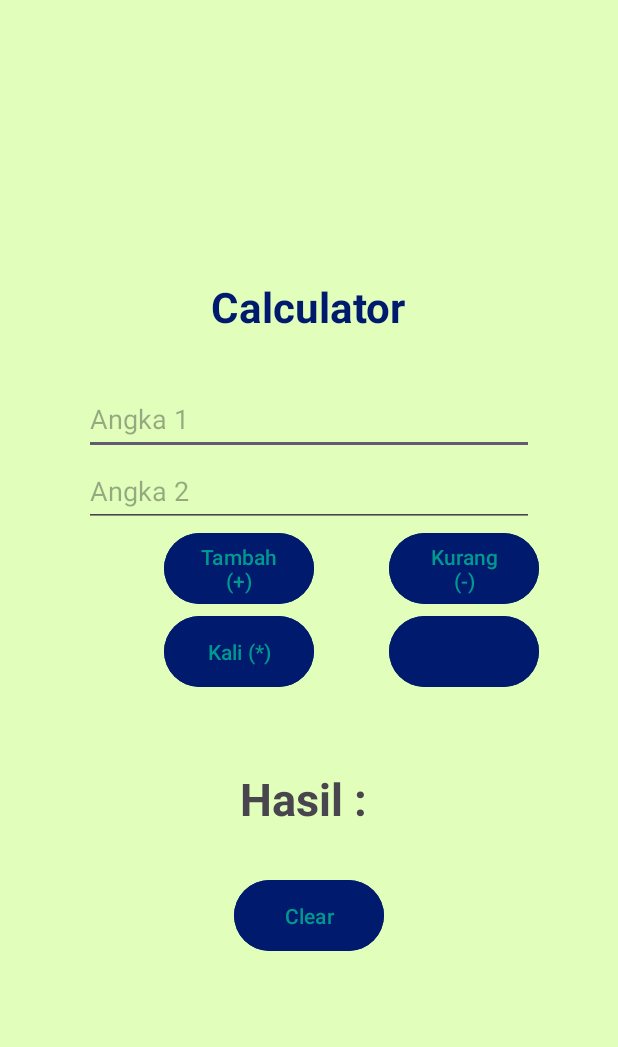
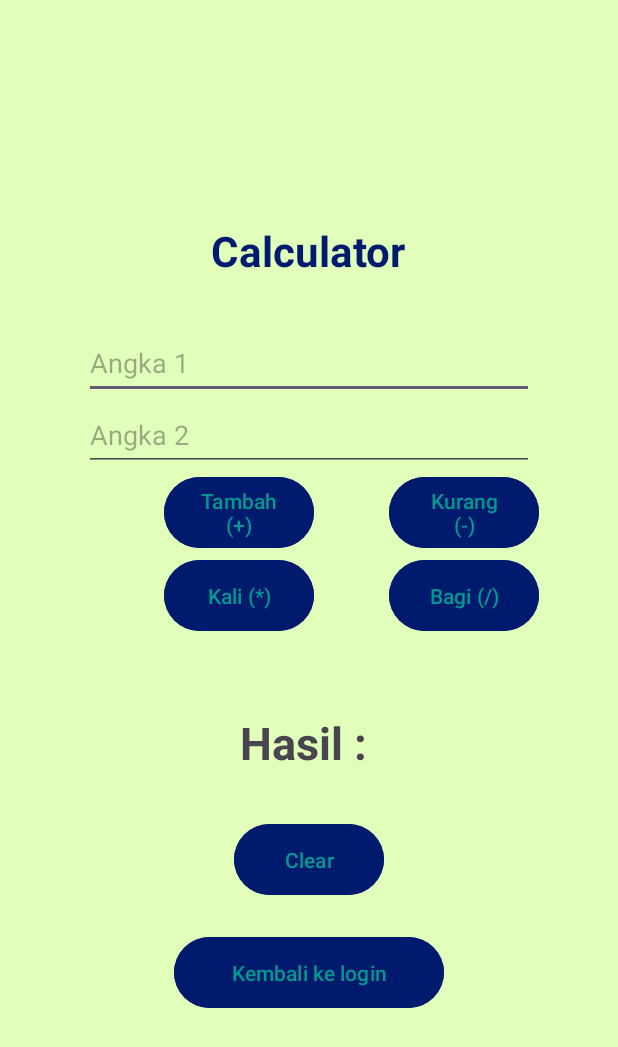
Before and after one commit to Fiqqar/Calculator-Java, an Android app: the MainActivity2 screen opened directly, with no data from a screen before it, on a phone screen of 412 x 824 dp. Shown: the top 1047 px of the screen. Run offline under Robolectric (Android 15) with nearby library versions, the phone set to English and light mode, and no system bars.

Commit message:
tambah button kembali ke login di MainActivity2

```diff
--- a/app/src/main/java/com/example/myapplication/MainActivity2.java
+++ b/app/src/main/java/com/example/myapplication/MainActivity2.java
@@ -1,5 +1,6 @@
 package com.example.myapplication;
 
+import android.content.Intent;
 import android.os.Bundle;
 import android.view.View;
 import android.widget.Button;
@@ -21,6 +22,7 @@ public class MainActivity2 extends AppCompatActivity {
     Button btnKali;
     Button btnBagi;
     Button btnClear;
+    Button btnBack;
     TextView txtHasil;
     @Override
     protected void onCreate(Bundle savedInstanceState) {
@@ -35,6 +37,7 @@ public class MainActivity2 extends AppCompatActivity {
         btnBagi = (Button) findViewById(R.id.btnBagi);
         btnClear = (Button) findViewById(R.id.btnClear);
         txtHasil = (TextView) findViewById(R.id.txtHasil);
+        btnBack = (Button) findViewById(R.id.btnBack);
 
         btnTambah.setOnClickListener(new View.OnClickListener() {
             @Override
@@ -64,6 +67,13 @@ public class MainActivity2 extends AppCompatActivity {
             @Override
             public void onClick(View view) {
                 ClearText();
+            }
+        });
+        btnBack.setOnClickListener(new View.OnClickListener() {
+            @Override
+            public void onClick(View view) {
+                Intent toLogin = new Intent(MainActivity2.this, MainActivity.class);
+                startActivity(toLogin);
             }
         });
     };
--- a/app/src/main/res/layout/activity_main2.xml
+++ b/app/src/main/res/layout/activity_main2.xml
@@ -72,7 +72,8 @@
             android:layout_width="100dp"
             android:layout_height="55dp"
             android:backgroundTint="@color/primary"
-            android:textColor="@color/secondary"/>
+            android:textColor="@color/secondary"
+            android:text="Bagi (/)"/>
     </LinearLayout>
     <TextView
         android:id="@+id/txtHasil"
@@ -91,5 +92,13 @@
         android:layout_width="100dp"
         android:layout_height="55dp"
         android:text="Clear"/>
+    <Button
+        android:backgroundTint="@color/primary"
+        android:textColor="@color/secondary"
+        android:id="@+id/btnBack"
+        android:layout_marginTop="20dp"
+        android:layout_width="180dp"
+        android:layout_height="55dp"
+        android:text="Kembali ke login"/>
 
 </LinearLayout>
```
